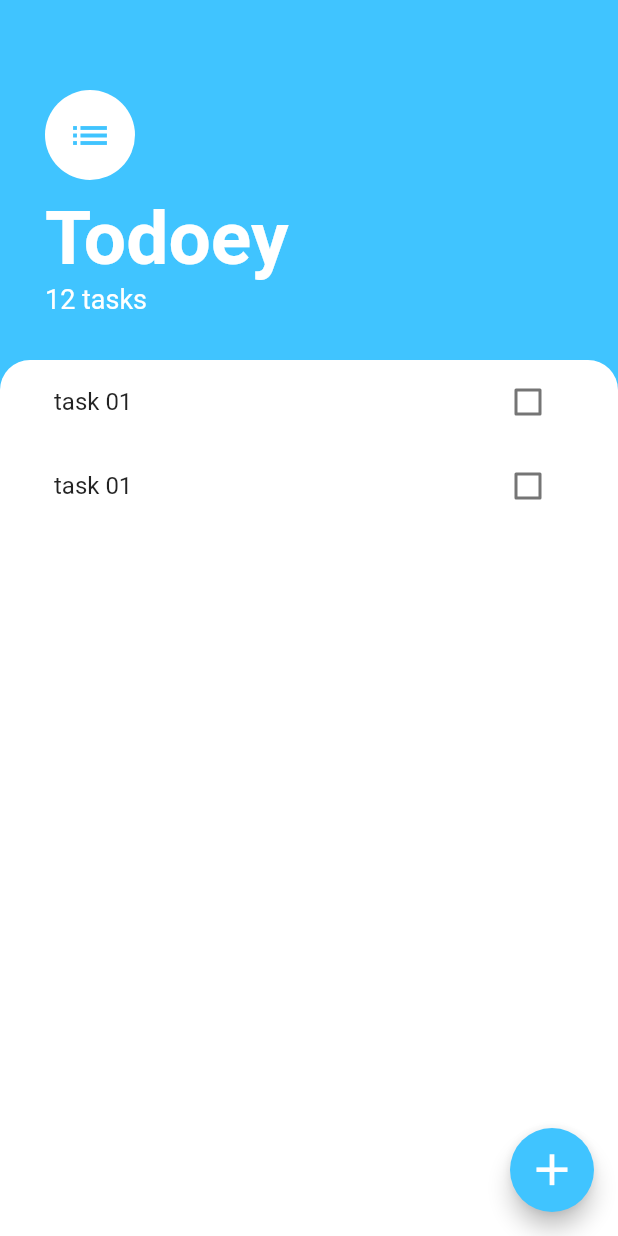
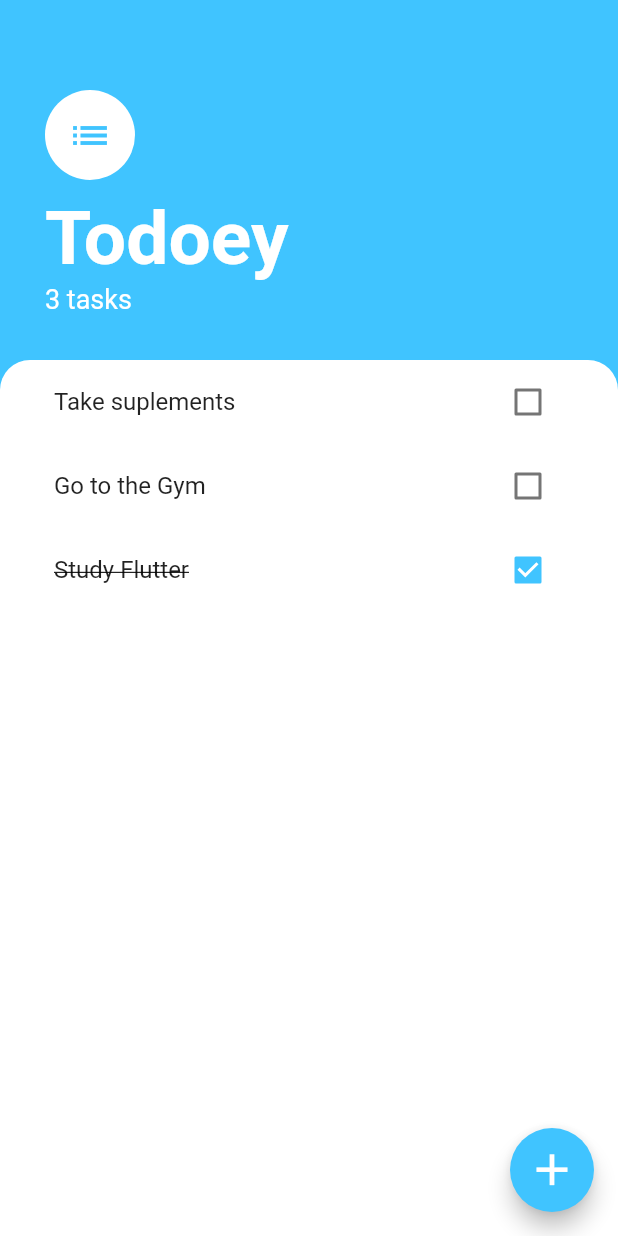
Before and after one commit to gbessa/flutter_toolbox, a Flutter app: the CourseAppsScreen screen opened by its route, after a tap on "TODOey", on a phone screen of 412 x 824 dp. Run offline on Flutter 3.47's test engine with Material 2 defaults, Android fonts, the phone set to English and light mode, and no system bars; our stand-ins replace animated_text_kit, camera, cloud_firestore, firebase_auth, flutter_spinkit, font_awesome_flutter and 4 more; missing offline and left inert: bloc_pattern; accounts and stored records are empty.

Commit message:
ToDo finished

```diff
--- a/lib/course_london_app_brewery/components/todoey_task_tile.dart
+++ b/lib/course_london_app_brewery/components/todoey_task_tile.dart
@@ -1,15 +1,30 @@
 import 'package:flutter/material.dart';
 
 class TaskTile extends StatelessWidget {
+  final String title;
+  final bool isChecked;
+  final Function checkboxCallback;
+  final Function longPressCallback;
+
+  TaskTile(
+      {this.title,
+      this.isChecked = false,
+      this.checkboxCallback,
+      this.longPressCallback});
+
   @override
   Widget build(BuildContext context) {
     return ListTile(
-      title: Text('task 01'),
+      onLongPress: longPressCallback,
+      title: Text(
+        title,
+        style: TextStyle(
+            decoration: isChecked ? TextDecoration.lineThrough : null),
+      ),
       trailing: Checkbox(
-        value: false,
-        onChanged: (bool value) {
-          print(value);
-        },
+        activeColor: Colors.lightBlueAccent,
+        value: isChecked,
+        onChanged: checkboxCallback,
       ),
     );
   }
--- a/lib/course_london_app_brewery/components/todoey_tasks_list.dart
+++ b/lib/course_london_app_brewery/components/todoey_tasks_list.dart
@@ -1,11 +1,31 @@
 import 'package:flutter/material.dart';
 import 'package:flutter_toolbox/course_london_app_brewery/components/todoey_task_tile.dart';
+import 'package:flutter_toolbox/course_london_app_brewery/models/task_data.dart';
+import 'package:provider/provider.dart';
 
 class TasksList extends StatelessWidget {
   @override
   Widget build(BuildContext context) {
-    return ListView(
-      children: <Widget>[TaskTile(), TaskTile()],
+    return Consumer<TaskData>(
+      builder: (context, taskData, child) {
+        return ListView.builder(
+          //ListView Builder usado por ser Dinamico e poder trabalhar com grande qtd de itens com performance.
+          itemBuilder: (context, index) {
+            final task = taskData.tasks[index];
+            return TaskTile(
+              title: task.name,
+              isChecked: task.isDone,
+              checkboxCallback: (checkboxState) {
+                taskData.taskToggleDone(task);
+              },
+              longPressCallback: () {
+                taskData.deleteTask(task);
+              },
+            );
+          },
+          itemCount: taskData.taskCount,
+        );
+      },
     );
   }
 }
--- /dev/null
+++ b/lib/course_london_app_brewery/models/task.dart
@@ -0,0 +1,10 @@
+class Task {
+  final String name;
+  bool isDone;
+
+  Task({this.name, this.isDone = false});
+
+  void toggleDone() {
+    isDone = !isDone;
+  }
+}
--- /dev/null
+++ b/lib/course_london_app_brewery/models/task_data.dart
@@ -0,0 +1,31 @@
+import 'package:flutter/foundation.dart';
+import 'package:flutter_toolbox/course_london_app_brewery/models/task.dart';
+
+class TaskData extends ChangeNotifier {
+  List<Task> _tasks = [
+    Task(name: 'Take suplements'),
+    Task(name: 'Go to the Gym'),
+    Task(name: 'Study Flutter', isDone: true)
+  ];
+
+  int get taskCount {
+    return _tasks.length;
+  }
+
+  get tasks => _tasks;
+
+  void addNewTask(String taskName) {
+    _tasks.add(Task(name: taskName));
+    notifyListeners();
+  }
+
+  void taskToggleDone(Task task) {
+    task.toggleDone();
+    notifyListeners();
+  }
+
+  void deleteTask(Task task) {
+    _tasks.remove(task);
+    notifyListeners();
+  }
+}
--- a/lib/course_london_app_brewery/screens/app_TODOEY.dart
+++ b/lib/course_london_app_brewery/screens/app_TODOEY.dart
@@ -1,14 +1,19 @@
 import 'package:flutter/material.dart';
+import 'package:flutter_toolbox/course_london_app_brewery/models/task_data.dart';
+import 'package:provider/provider.dart';
 
-import 'app_TODOEY_task_screen.dart';
+import 'app_TODOEY_tasks_screen.dart';
 
 void main() => runApp(Todoey());
 
 class Todoey extends StatelessWidget {
   @override
   Widget build(BuildContext context) {
-    return MaterialApp(
-      home: TaskScreen(),
+    return ChangeNotifierProvider(
+      builder: (context) => TaskData(),
+      child: MaterialApp(
+        home: TasksScreen(),
+      ),
     );
   }
 }
--- a/lib/course_london_app_brewery/screens/app_TODOEY_task_screen.dart
+++ b/lib/course_london_app_brewery/screens/app_TODOEY_tasks_screen.dart
@@ -1,13 +1,10 @@
 import 'package:flutter/material.dart';
 import 'package:flutter_toolbox/course_london_app_brewery/components/todoey_tasks_list.dart';
+import 'package:flutter_toolbox/course_london_app_brewery/models/task_data.dart';
 import 'package:flutter_toolbox/course_london_app_brewery/screens/app_TODOEY_add_task_screen.dart';
+import 'package:provider/provider.dart';
 
-class TaskScreen extends StatefulWidget {
-  @override
-  _TaskScreenState createState() => _TaskScreenState();
-}
-
-class _TaskScreenState extends State<TaskScreen> {
+class TasksScreen extends StatelessWidget {
   @override
   Widget build(BuildContext context) {
     return Scaffold(
@@ -39,7 +36,7 @@ class _TaskScreenState extends State<TaskScreen> {
                       fontWeight: FontWeight.w700),
                 ),
                 Text(
-                  '12 tasks',
+                  '${Provider.of<TaskData>(context).taskCount} tasks',
                   style: TextStyle(color: Colors.white, fontSize: 18.0),
                 ),
               ],
--- a/pubspec.yaml
+++ b/pubspec.yaml
@@ -43,6 +43,9 @@ dependencies:
   cloud_firestore: ^0.13.2+1
 
   modal_progress_hud: ^0.1.3
+
+  #State Management
+  provider: ^3.0.4
 
 dev_dependencies:
   flutter_test:
```
Also changed, not shown: lib/course_london_app_brewery/screens/app_TODOEY_add_task_screen.dart (+11 -2 lines), lib/screens/home.dart (+12 -0 lines), lib/screens/provider_screen.dart (added, +80 -0 lines), pubspec.lock.
